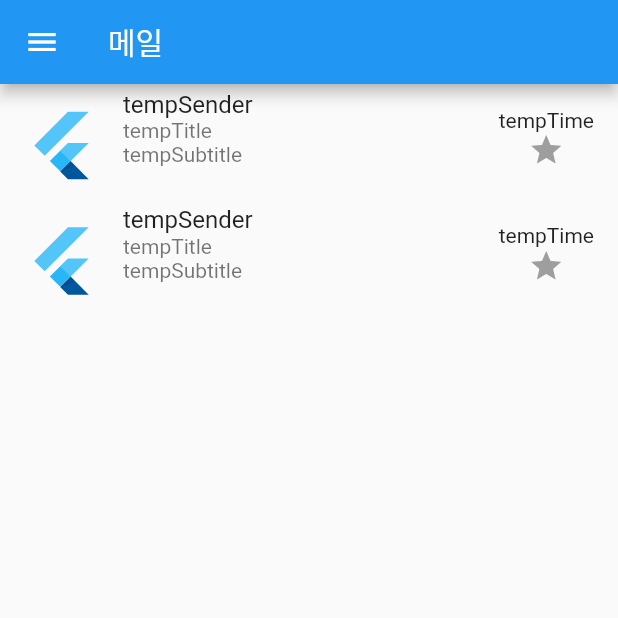
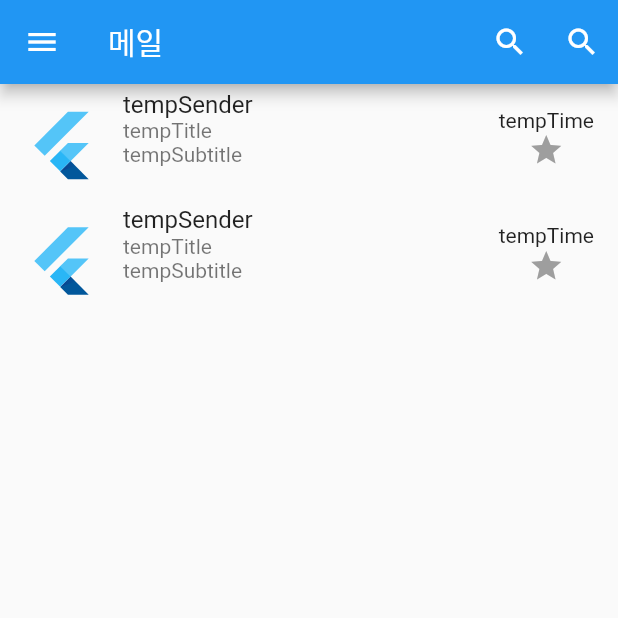
Before and after one commit to AnSuHan/HCI, a Flutter app: the screen it shows after launch, on a phone screen of 412 x 824 dp, the top half of it. Run offline on Flutter 3.47's test engine with Material 2 defaults, Android fonts, the phone set to English and light mode, and no system bars; our stand-ins replace google_fonts, shared_preferences.

Commit message:
commit search function

```diff
--- a/project/lib/MailScene.dart
+++ b/project/lib/MailScene.dart
@@ -12,6 +12,8 @@ import 'Temp.dart';
 
 //https://velog.io/@dosilv/Flutter-StatelessWidget-StatefulWidget
 class MailScene extends State<MailSceneStateful> {
+  final TextEditingController searchController = TextEditingController();
+
   var items = [Mail("tempSender",
       "tempTitle",
       "tempSubtitle",
@@ -44,7 +46,36 @@ class MailScene extends State<MailSceneStateful> {
     return MaterialApp(
         title: 'Flutter Demo',
         home: Scaffold(
-          appBar: AppBar( title: const Text('메일') ),
+          appBar: AppBar(
+              title: const Text('메일'),
+              actions: [
+                PopupMenuButton(
+                    itemBuilder: (BuildContext context){
+                      return[
+                        PopupMenuItem(
+                          child:TextField(
+                            controller: searchController,
+                            decoration: const InputDecoration(
+                              hintText: 'Search in mail',
+                              border: InputBorder.none,
+                            ),
+                          ),
+                        ),
+                      ];
+                    },
+                    onSelected:(value){
+                      if(value == 'search'){
+                        //saerch function 추가
+                      }
+                    },
+                    icon: const Icon(Icons.search),
+                ),
+                IconButton(
+                  icon: const Icon(Icons.search),
+                  onPressed: (){},
+            ),
+          ],
+        ),
           drawer: const MyDrawer(),
           floatingActionButton: SizedBox(
             width: 200,
```
Also changed, not shown: project/lib/SearchFunc.dart (added), project/pubspec.lock.
